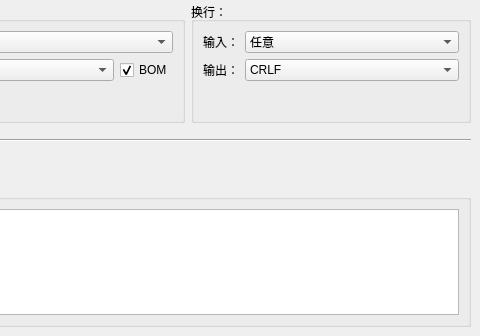
The window that MainWindow.ui (CharlesLiaoO/EncodingConverter) describes before a commit, drawn with Qt 5; both pictures show x 320 to 800 and y 164 to 500 of the 800 by 500 pixel window.
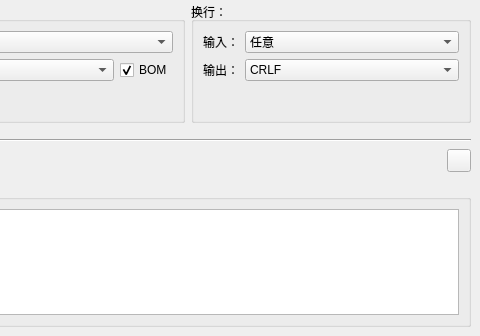
The same window after the commit.

The edit to the form file:
```diff
--- a/MainWindow.ui
+++ b/MainWindow.ui
@@ -300,6 +300,13 @@
           </property>
          </spacer>
         </item>
+        <item>
+         <widget class="QToolButton" name="toolButton_About">
+          <property name="text">
+           <string notr="true"/>
+          </property>
+         </widget>
+        </item>
        </layout>
       </item>
       <item>
```
Left out of the diff: 10 changed lines with no effect on the pictures.
